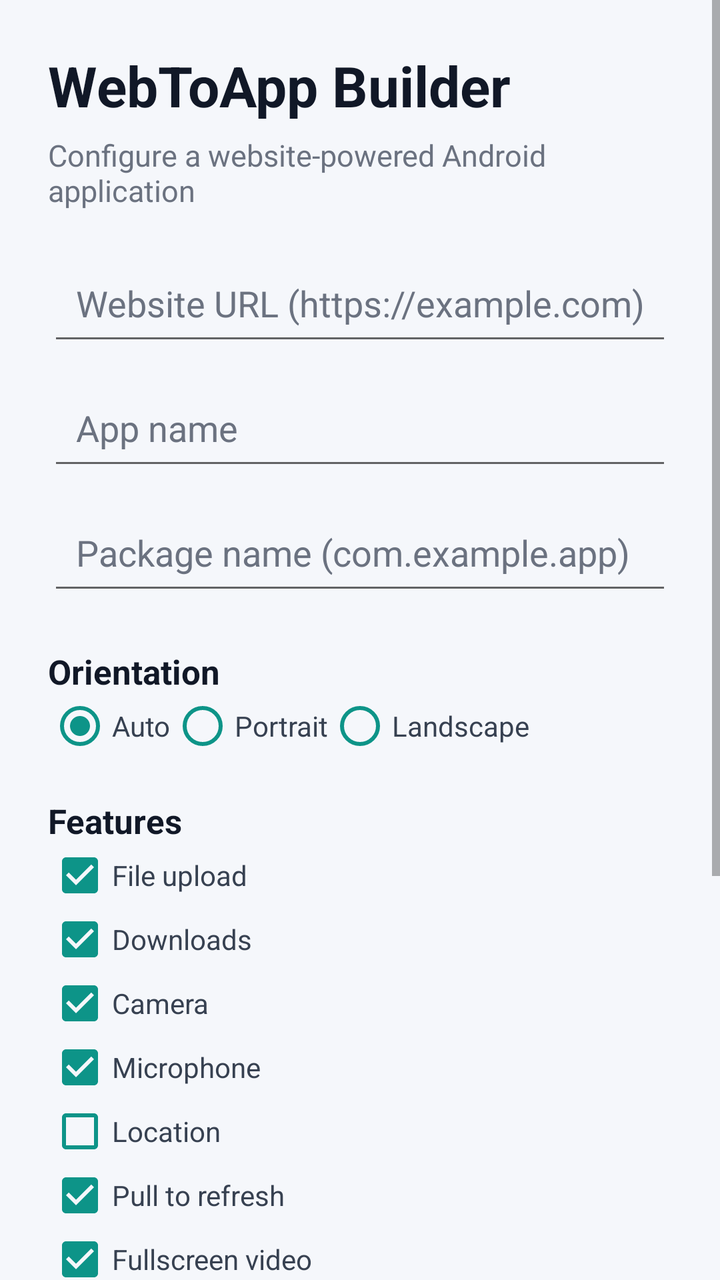
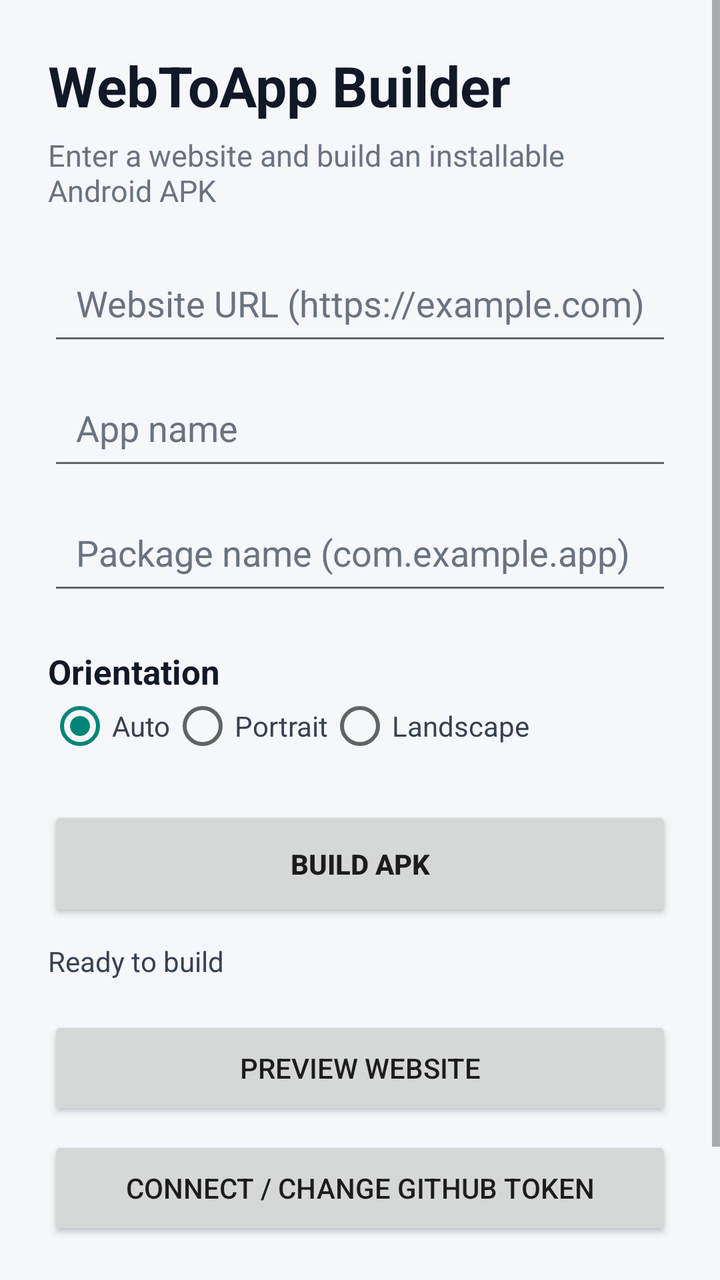

The first picture is an Android layout as it rendered before a commit; the second is the same layout after the commit. The layout source and the unified diff follow.
<!-- AndroidManifest.xml: application theme Theme.WebToApp -->
<!-- res/layout/activity_main.xml -->
<?xml version="1.0" encoding="utf-8"?>
<ScrollView xmlns:android="http://schemas.android.com/apk/res/android"
    android:layout_width="match_parent"
    android:layout_height="match_parent"
    android:fillViewport="true"
    android:background="#F5F7FB">

    <LinearLayout
        android:layout_width="match_parent"
        android:layout_height="wrap_content"
        android:orientation="vertical"
        android:padding="24dp">

        <TextView android:layout_width="wrap_content" android:layout_height="wrap_content" android:text="WebToApp Builder" android:textColor="#111827" android:textSize="28sp" android:textStyle="bold" />
        <TextView android:layout_width="wrap_content" android:layout_height="wrap_content" android:layout_marginTop="6dp" android:layout_marginBottom="20dp" android:text="Configure a website-powered Android application" android:textColor="#6B7280" android:textSize="15sp" />

        <EditText android:id="@+id/websiteUrl" android:layout_width="match_parent" android:layout_height="wrap_content" android:hint="Website URL (https://example.com)" android:inputType="textUri" android:padding="14dp" android:textColor="#111827" android:textColorHint="#6B7280" />
        <EditText android:id="@+id/appName" android:layout_width="match_parent" android:layout_height="wrap_content" android:layout_marginTop="10dp" android:hint="App name" android:inputType="textCapWords" android:padding="14dp" android:textColor="#111827" android:textColorHint="#6B7280" />
        <EditText android:id="@+id/packageName" android:layout_width="match_parent" android:layout_height="wrap_content" android:layout_marginTop="10dp" android:hint="Package name (com.example.app)" android:inputType="textNoSuggestions" android:padding="14dp" android:textColor="#111827" android:textColorHint="#6B7280" />

        <TextView android:layout_width="wrap_content" android:layout_height="wrap_content" android:layout_marginTop="22dp" android:text="Orientation" android:textColor="#111827" android:textSize="17sp" android:textStyle="bold" />
        <RadioGroup android:id="@+id/orientationGroup" android:layout_width="match_parent" android:layout_height="wrap_content" android:orientation="horizontal">
            <RadioButton android:id="@+id/orientationAuto" android:layout_width="wrap_content" android:layout_height="wrap_content" android:text="Auto" android:textColor="#374151" android:buttonTint="#0D9488" android:checked="true" />
            <RadioButton android:id="@+id/orientationPortrait" android:layout_width="wrap_content" android:layout_height="wrap_content" android:text="Portrait" android:textColor="#374151" android:buttonTint="#0D9488" />
            <RadioButton android:id="@+id/orientationLandscape" android:layout_width="wrap_content" android:layout_height="wrap_content" android:text="Landscape" android:textColor="#374151" android:buttonTint="#0D9488" />
        </RadioGroup>

        <TextView android:layout_width="wrap_content" android:layout_height="wrap_content" android:layout_marginTop="20dp" android:text="Features" android:textColor="#111827" android:textSize="17sp" android:textStyle="bold" />
        <CheckBox android:id="@+id/featureUpload" android:layout_width="wrap_content" android:layout_height="wrap_content" android:text="File upload" android:textColor="#374151" android:buttonTint="#0D9488" android:checked="true" />
        <CheckBox android:id="@+id/featureDownloads" android:layout_width="wrap_content" android:layout_height="wrap_content" android:text="Downloads" android:textColor="#374151" android:buttonTint="#0D9488" android:checked="true" />
        <CheckBox android:id="@+id/featureCamera" android:layout_width="wrap_content" android:layout_height="wrap_content" android:text="Camera" android:textColor="#374151" android:buttonTint="#0D9488" android:checked="true" />
        <CheckBox android:id="@+id/featureMicrophone" android:layout_width="wrap_content" android:layout_height="wrap_content" android:text="Microphone" android:textColor="#374151" android:buttonTint="#0D9488" android:checked="true" />
        <CheckBox android:id="@+id/featureLocation" android:layout_width="wrap_content" android:layout_height="wrap_content" android:text="Location" android:textColor="#374151" android:buttonTint="#0D9488" />
        <CheckBox android:id="@+id/featureRefresh" android:layout_width="wrap_content" android:layout_height="wrap_content" android:text="Pull to refresh" android:textColor="#374151" android:buttonTint="#0D9488" android:checked="true" />
        <CheckBox android:id="@+id/featureFullscreen" android:layout_width="wrap_content" android:layout_height="wrap_content" android:text="Fullscreen video" android:textColor="#374151" android:buttonTint="#0D9488" android:checked="true" />
        <CheckBox android:id="@+id/featureShare" android:layout_width="wrap_content" android:layout_height="wrap_content" android:text="Share support" android:textColor="#374151" android:buttonTint="#0D9488" android:checked="true" />
        <CheckBox android:id="@+id/featureOffline" android:layout_width="wrap_content" android:layout_height="wrap_content" android:text="Offline handling" android:textColor="#374151" android:buttonTint="#0D9488" android:checked="true" />

        <Button android:id="@+id/generateButton" android:layout_width="match_parent" android:layout_height="56dp" android:layout_marginTop="22dp" android:text="Generate Configuration" android:textStyle="bold" />
        <Button android:id="@+id/previewButton" android:layout_width="match_parent" android:layout_height="56dp" android:layout_marginTop="8dp" android:text="Preview Website" />
        <TextView android:id="@+id/resultText" android:layout_width="match_parent" android:layout_height="wrap_content" android:layout_marginTop="18dp" android:paddingBottom="24dp" android:textColor="#374151" android:textIsSelectable="true" android:textSize="13sp" />
    </LinearLayout>
</ScrollView>
<!-- resources referenced by this layout -->
<resources>
  <style name="Theme.WebToApp" parent="Theme.AppCompat.DayNight.NoActionBar">
          <item name="android:windowActionModeOverlay">true</item>
          <item name="android:windowNoTitle">true</item>
          <item name="android:colorAccent">#0D47A1</item>
          <item name="android:navigationBarColor">#000000</item>
          <item name="android:statusBarColor">#000000</item>
      </style>
</resources>

<!-- the commit's change to res/layout/activity_main.xml (unified diff, before → after) -->
@@ -1,43 +1,23 @@
 <?xml version="1.0" encoding="utf-8"?>
 <ScrollView xmlns:android="http://schemas.android.com/apk/res/android"
-    android:layout_width="match_parent"
-    android:layout_height="match_parent"
-    android:fillViewport="true"
-    android:background="#F5F7FB">
-
-    <LinearLayout
-        android:layout_width="match_parent"
-        android:layout_height="wrap_content"
-        android:orientation="vertical"
-        android:padding="24dp">
-
-        <TextView android:layout_width="wrap_content" android:layout_height="wrap_content" android:text="WebToApp Builder" android:textColor="#111827" android:textSize="28sp" android:textStyle="bold" />
-        <TextView android:layout_width="wrap_content" android:layout_height="wrap_content" android:layout_marginTop="6dp" android:layout_marginBottom="20dp" android:text="Configure a website-powered Android application" android:textColor="#6B7280" android:textSize="15sp" />
-
-        <EditText android:id="@+id/websiteUrl" android:layout_width="match_parent" android:layout_height="wrap_content" android:hint="Website URL (https://example.com)" android:inputType="textUri" android:padding="14dp" android:textColor="#111827" android:textColorHint="#6B7280" />
-        <EditText android:id="@+id/appName" android:layout_width="match_parent" android:layout_height="wrap_content" android:layout_marginTop="10dp" android:hint="App name" android:inputType="textCapWords" android:padding="14dp" android:textColor="#111827" android:textColorHint="#6B7280" />
-        <EditText android:id="@+id/packageName" android:layout_width="match_parent" android:layout_height="wrap_content" android:layout_marginTop="10dp" android:hint="Package name (com.example.app)" android:inputType="textNoSuggestions" android:padding="14dp" android:textColor="#111827" android:textColorHint="#6B7280" />
-
-        <TextView android:layout_width="wrap_content" android:layout_height="wrap_content" android:layout_marginTop="22dp" android:text="Orientation" android:textColor="#111827" android:textSize="17sp" android:textStyle="bold" />
-        <RadioGroup android:id="@+id/orientationGroup" android:layout_width="match_parent" android:layout_height="wrap_content" android:orientation="horizontal">
-            <RadioButton android:id="@+id/orientationAuto" android:layout_width="wrap_content" android:layout_height="wrap_content" android:text="Auto" android:textColor="#374151" android:buttonTint="#0D9488" android:checked="true" />
-            <RadioButton android:id="@+id/orientationPortrait" android:layout_width="wrap_content" android:layout_height="wrap_content" android:text="Portrait" android:textColor="#374151" android:buttonTint="#0D9488" />
-            <RadioButton android:id="@+id/orientationLandscape" android:layout_width="wrap_content" android:layout_height="wrap_content" android:text="Landscape" android:textColor="#374151" android:buttonTint="#0D9488" />
-        </RadioGroup>
-
-        <TextView android:layout_width="wrap_content" android:layout_height="wrap_content" android:layout_marginTop="20dp" android:text="Features" android:textColor="#111827" android:textSize="17sp" android:textStyle="bold" />
-        <CheckBox android:id="@+id/featureUpload" android:layout_width="wrap_content" android:layout_height="wrap_content" android:text="File upload" android:textColor="#374151" android:buttonTint="#0D9488" android:checked="true" />
-        <CheckBox android:id="@+id/featureDownloads" android:layout_width="wrap_content" android:layout_height="wrap_content" android:text="Downloads" android:textColor="#374151" android:buttonTint="#0D9488" android:checked="true" />
-        <CheckBox android:id="@+id/featureCamera" android:layout_width="wrap_content" android:layout_height="wrap_content" android:text="Camera" android:textColor="#374151" android:buttonTint="#0D9488" android:checked="true" />
-        <CheckBox android:id="@+id/featureMicrophone" android:layout_width="wrap_content" android:layout_height="wrap_content" android:text="Microphone" android:textColor="#374151" android:buttonTint="#0D9488" android:checked="true" />
-        <CheckBox android:id="@+id/featureLocation" android:layout_width="wrap_content" android:layout_height="wrap_content" android:text="Location" android:textColor="#374151" android:buttonTint="#0D9488" />
-        <CheckBox android:id="@+id/featureRefresh" android:layout_width="wrap_content" android:layout_height="wrap_content" android:text="Pull to refresh" android:textColor="#374151" android:buttonTint="#0D9488" android:checked="true" />
-        <CheckBox android:id="@+id/featureFullscreen" android:layout_width="wrap_content" android:layout_height="wrap_content" android:text="Fullscreen video" android:textColor="#374151" android:buttonTint="#0D9488" android:checked="true" />
-        <CheckBox android:id="@+id/featureShare" android:layout_width="wrap_content" android:layout_height="wrap_content" android:text="Share support" android:textColor="#374151" android:buttonTint="#0D9488" android:checked="true" />
-        <CheckBox android:id="@+id/featureOffline" android:layout_width="wrap_content" android:layout_height="wrap_content" android:text="Offline handling" android:textColor="#374151" android:buttonTint="#0D9488" android:checked="true" />
-
-        <Button android:id="@+id/generateButton" android:layout_width="match_parent" android:layout_height="56dp" android:layout_marginTop="22dp" android:text="Generate Configuration" android:textStyle="bold" />
-        <Button android:id="@+id/previewButton" android:layout_width="match_parent" android:layout_height="56dp" android:layout_marginTop="8dp" android:text="Preview Website" />
-        <TextView android:id="@+id/resultText" android:layout_width="match_parent" android:layout_height="wrap_content" android:layout_marginTop="18dp" android:paddingBottom="24dp" android:textColor="#374151" android:textIsSelectable="true" android:textSize="13sp" />
-    </LinearLayout>
+ android:layout_width="match_parent" android:layout_height="match_parent" android:fillViewport="true" android:background="#F5F7FB">
+ <LinearLayout android:layout_width="match_parent" android:layout_height="wrap_content" android:orientation="vertical" android:padding="24dp">
+  <TextView android:layout_width="wrap_content" android:layout_height="wrap_content" android:text="WebToApp Builder" android:textColor="#111827" android:textSize="28sp" android:textStyle="bold"/>
+  <TextView android:layout_width="wrap_content" android:layout_height="wrap_content" android:layout_marginTop="6dp" android:layout_marginBottom="20dp" android:text="Enter a website and build an installable Android APK" android:textColor="#6B7280" android:textSize="15sp"/>
+  <EditText android:id="@+id/websiteUrl" android:layout_width="match_parent" android:layout_height="wrap_content" android:hint="Website URL (https://example.com)" android:inputType="textUri" android:padding="14dp" android:textColor="#111827" android:textColorHint="#6B7280"/>
+  <EditText android:id="@+id/appName" android:layout_width="match_parent" android:layout_height="wrap_content" android:layout_marginTop="10dp" android:hint="App name" android:inputType="textCapWords" android:padding="14dp" android:textColor="#111827" android:textColorHint="#6B7280"/>
+  <EditText android:id="@+id/packageName" android:layout_width="match_parent" android:layout_height="wrap_content" android:layout_marginTop="10dp" android:hint="Package name (com.example.app)" android:inputType="textNoSuggestions" android:padding="14dp" android:textColor="#111827" android:textColorHint="#6B7280"/>
+  <TextView android:layout_width="wrap_content" android:layout_height="wrap_content" android:layout_marginTop="22dp" android:text="Orientation" android:textColor="#111827" android:textSize="17sp" android:textStyle="bold"/>
+  <RadioGroup android:id="@+id/orientationGroup" android:layout_width="match_parent" android:layout_height="wrap_content" android:orientation="horizontal">
+   <RadioButton android:id="@+id/orientationAuto" android:layout_width="wrap_content" android:layout_height="wrap_content" android:text="Auto" android:textColor="#374151" android:checked="true"/>
+   <RadioButton android:id="@+id/orientationPortrait" android:layout_width="wrap_content" android:layout_height="wrap_content" android:text="Portrait" android:textColor="#374151"/>
+   <RadioButton android:id="@+id/orientationLandscape" android:layout_width="wrap_content" android:layout_height="wrap_content" android:text="Landscape" android:textColor="#374151"/>
+  </RadioGroup>
+  <Button android:id="@+id/buildButton" android:layout_width="match_parent" android:layout_height="58dp" android:layout_marginTop="24dp" android:text="BUILD APK" android:textStyle="bold"/>
+  <ProgressBar android:id="@+id/progressBar" style="?android:attr/progressBarStyleHorizontal" android:layout_width="match_parent" android:layout_height="wrap_content" android:layout_marginTop="12dp" android:indeterminate="true" android:visibility="gone"/>
+  <TextView android:id="@+id/statusText" android:layout_width="match_parent" android:layout_height="wrap_content" android:layout_marginTop="10dp" android:text="Ready to build" android:textColor="#374151" android:textSize="14sp"/>
+  <Button android:id="@+id/previewButton" android:layout_width="match_parent" android:layout_height="52dp" android:layout_marginTop="18dp" android:text="PREVIEW WEBSITE"/>
+  <Button android:id="@+id/githubButton" android:layout_width="match_parent" android:layout_height="52dp" android:layout_marginTop="8dp" android:text="CONNECT / CHANGE GITHUB TOKEN"/>
+  <TextView android:layout_width="match_parent" android:layout_height="wrap_content" android:layout_marginTop="16dp" android:paddingBottom="24dp" android:text="The token is never included in generated APKs. Generated APKs are built by your GitHub Actions workflow." android:textColor="#6B7280" android:textSize="12sp"/>
+ </LinearLayout>
 </ScrollView>
